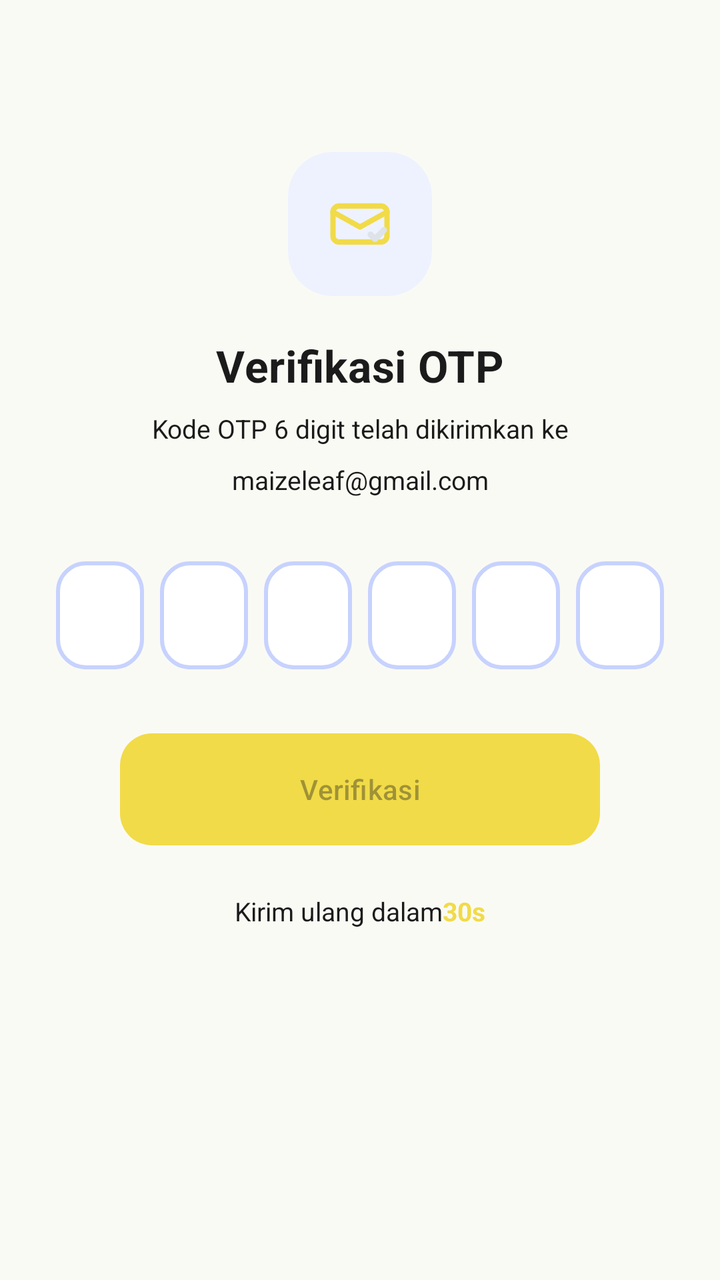
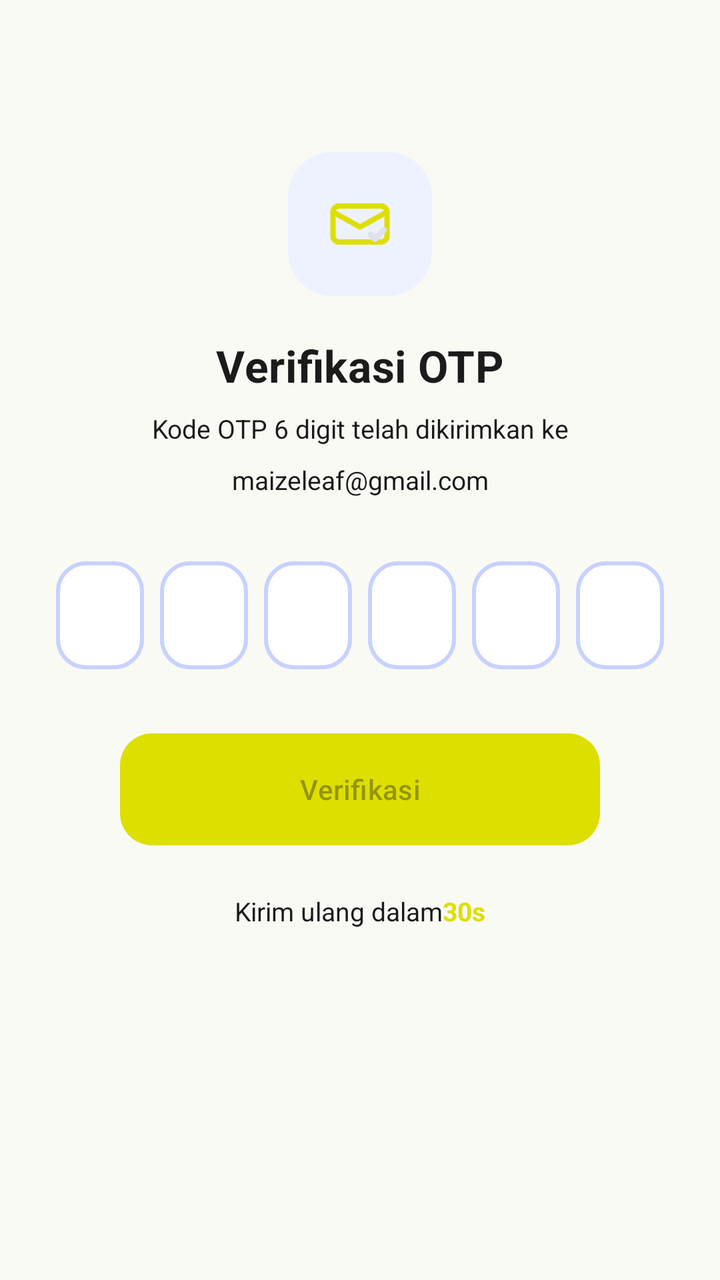

Compare the two renders of this Android layout. The source of the first and the diff that turns it into the second are given below.
<!-- AndroidManifest.xml: application theme Theme.MaizeLeaf -->
<!-- res/layout/activity_verify_otp.xml -->
<?xml version="1.0" encoding="utf-8"?>
<androidx.constraintlayout.widget.ConstraintLayout
    xmlns:android="http://schemas.android.com/apk/res/android"
    xmlns:app="http://schemas.android.com/apk/res-auto"
    xmlns:tools="http://schemas.android.com/tools"
    android:id="@+id/main"
    android:layout_width="match_parent"
    android:layout_height="match_parent"
    android:padding="28dp"
    tools:context=".ui.otp.VerifyOtpActivity">

    
    <androidx.cardview.widget.CardView
        android:id="@+id/iconCard"
        android:layout_width="72dp"
        android:layout_height="72dp"
        app:cardCornerRadius="22dp"
        app:cardBackgroundColor="#EEF2FF"
        app:cardElevation="0dp"
        app:layout_constraintTop_toTopOf="parent"
        app:layout_constraintStart_toStartOf="parent"
        app:layout_constraintEnd_toEndOf="parent"
        android:layout_marginTop="48dp">

        <ImageView
            android:layout_width="36dp"
            android:layout_height="36dp"
            android:layout_gravity="center"
            android:src="@drawable/ic_mail_check"
             />
    </androidx.cardview.widget.CardView>

    
    <TextView
        android:id="@+id/tvTitle"
        android:layout_width="wrap_content"
        android:layout_height="wrap_content"
        android:text="@string/verifikasi_otp"
        android:textSize="22sp"
        android:textStyle="bold"
        android:textColor="?attr/colorOnSurface"
        android:letterSpacing="0.01"
        app:layout_constraintTop_toBottomOf="@id/iconCard"
        app:layout_constraintStart_toStartOf="parent"
        app:layout_constraintEnd_toEndOf="parent"
        android:layout_marginTop="20dp" />

    
    <TextView
        android:id="@+id/tvSubtitle"
        android:layout_width="0dp"
        android:layout_height="wrap_content"
        android:text="@string/kode_otp_6_digit_telah_dikirimkan_ke"
        android:textSize="13sp"
        android:textColor="?attr/colorOnSurface"
        android:gravity="center"
        android:lineSpacingMultiplier="1.6"
        app:layout_constraintTop_toBottomOf="@id/tvTitle"
        app:layout_constraintStart_toStartOf="parent"
        app:layout_constraintEnd_toEndOf="parent"
        android:layout_marginTop="8dp" />
    <TextView
        android:id="@+id/tvEmail"
        android:layout_width="0dp"
        android:layout_height="wrap_content"
        android:text="maizeleaf@gmail.com"
        android:textSize="13sp"
        android:textColor="?attr/colorOnSurface"
        android:gravity="center"
        android:lineSpacingMultiplier="1.6"
        app:layout_constraintTop_toBottomOf="@id/tvSubtitle"
        app:layout_constraintStart_toStartOf="parent"
        app:layout_constraintEnd_toEndOf="parent"
        android:layout_marginTop="8dp" />

    
    <LinearLayout
        android:id="@+id/otpContainer"
        android:layout_width="0dp"
        android:layout_height="wrap_content"
        android:orientation="horizontal"
        android:gravity="center"
        android:layout_marginTop="32dp"
        app:layout_constraintTop_toBottomOf="@id/tvEmail"
        app:layout_constraintStart_toStartOf="parent"
        app:layout_constraintEnd_toEndOf="parent">

        <EditText
            android:id="@+id/etOtp1"
            style="@style/OtpInputStyle"
            android:layout_marginEnd="8dp" />

        <EditText
            android:id="@+id/etOtp2"
            style="@style/OtpInputStyle"
            android:layout_marginEnd="8dp" />

        <EditText
            android:id="@+id/etOtp3"
            style="@style/OtpInputStyle"
            android:layout_marginEnd="8dp" />

        <EditText
            android:id="@+id/etOtp4"
            style="@style/OtpInputStyle"
            android:layout_marginEnd="8dp" />

        <EditText
            android:id="@+id/etOtp5"
            style="@style/OtpInputStyle"
            android:layout_marginEnd="8dp" />

        <EditText
            android:id="@+id/etOtp6"
            style="@style/OtpInputStyle" />

    </LinearLayout>

    
    <com.google.android.material.button.MaterialButton
        android:id="@+id/btnVerify"
        android:text="@string/verifikasi"
        android:layout_width="0dp"
        android:layout_height="64dp"
        android:layout_marginStart="32dp"
        android:layout_marginEnd="32dp"
        app:backgroundTint="?attr/colorPrimary"
        android:enabled="false"
        app:cornerRadius="16dp"
        app:layout_constraintTop_toBottomOf="@id/otpContainer"
        app:layout_constraintStart_toStartOf="parent"
        app:layout_constraintEnd_toEndOf="parent"
        android:layout_marginTop="28dp" />


    
    <LinearLayout
        android:id="@+id/resendContainer"
        android:layout_width="wrap_content"
        android:layout_height="wrap_content"
        android:orientation="horizontal"
        android:gravity="center_vertical"
        android:layout_marginTop="20dp"
        app:layout_constraintTop_toBottomOf="@id/btnVerify"
        app:layout_constraintStart_toStartOf="parent"
        app:layout_constraintEnd_toEndOf="parent">

        <TextView
            android:id="@+id/tvResendLabel"
            android:layout_width="wrap_content"
            android:layout_height="wrap_content"
            android:text="@string/kirim_ulang_dalam"
            android:textSize="13sp"
            android:textColor="?attr/colorOnSurface" />

        <TextView
            android:id="@+id/tvCountdown"
            android:layout_width="wrap_content"
            android:layout_height="wrap_content"
            android:text="30s"
            android:textSize="13sp"
            android:textColor="?attr/colorPrimary"
            android:textStyle="bold" />

    </LinearLayout>

    
    <LinearLayout
        android:id="@+id/resendButtonContainer"
        android:layout_width="wrap_content"
        android:layout_height="wrap_content"
        android:orientation="horizontal"
        android:gravity="center_vertical"
        android:visibility="gone"
        android:layout_marginTop="20dp"
        app:layout_constraintTop_toBottomOf="@id/btnVerify"
        app:layout_constraintStart_toStartOf="parent"
        app:layout_constraintEnd_toEndOf="parent">

        <TextView
            android:layout_width="wrap_content"
            android:layout_height="wrap_content"
            android:text="@string/tidak_menerima_kode"
            android:textSize="13sp"
            android:textColor="?attr/colorOnSurface" />

        <TextView
            android:id="@+id/tvResendOtp"
            android:layout_width="wrap_content"
            android:layout_height="wrap_content"
            android:text="@string/kirim_ulang"
            android:textSize="13sp"
            android:textColor="?attr/colorPrimary"
            android:textStyle="bold"
            android:clickable="true"
            android:focusable="true"
            tools:ignore="KeyboardInaccessibleWidget" />

    </LinearLayout>

</androidx.constraintlayout.widget.ConstraintLayout>
<!-- resources referenced by this layout -->
<resources>
  <string name="kirim_ulang">Kirim Ulang</string>
  <string name="kirim_ulang_dalam">Kirim ulang dalam</string>
  <string name="kode_otp_6_digit_telah_dikirimkan_ke">Kode OTP 6 digit telah dikirimkan ke</string>
  <string name="tidak_menerima_kode">Tidak menerima kode?</string>
  <string name="verifikasi">Verifikasi</string>
  <string name="verifikasi_otp">Verifikasi OTP</string>
  <style name="OtpInputStyle">
          <item name="android:layout_width">44dp</item>
          <item name="android:layout_height">54dp</item>
          <item name="android:background">@drawable/otp_box_bg</item>
          <item name="android:gravity">center</item>
          <item name="android:inputType">numberDecimal</item>
          <item name="android:maxLength">1</item>
          <item name="android:textSize">22sp</item>
          <item name="android:textStyle">bold</item>
          <item name="android:textColor">#111827</item>
          <item name="android:cursorVisible">false</item>
          <item name="android:importantForAutofill">no</item>
      </style>
  <style name="Theme.MaizeLeaf" parent="Theme.MaterialComponents.DayNight">
          
          <item name="colorPrimary">@color/yellow</item>
          <item name="colorPrimaryVariant">#D6C761</item>
          <item name="colorOnPrimary">@color/white</item>
          
          <item name="android:statusBarColor">?attr/colorPrimaryVariant</item>
          
          
          <item name="colorSecondary">#4CAF50</item>
          <item name="colorSecondaryVariant">#388E3C</item>
          <item name="colorOnSecondary">@color/white</item>
  
          
          <item name="android:colorBackground">#FAFAF5</item>
          <item name="colorSurface">#FFFFFF</item>
          <item name="colorOnBackground">#1F1F1F</item>
          <item name="colorOnSurface">#1B1B1B</item>
  
          
          <item name="colorError">#B00020</item>
          <item name="colorOnError">@color/white</item>
  
          
          <item name="android:textColorPrimary">#1B1B1B</item>
          <item name="android:textColorSecondary">#5C5C5C</item>
  
      </style>
  <!-- drawable otp_box_bg (drawable) -->
  <?xml version="1.0" encoding="utf-8"?>
  <selector xmlns:android="http://schemas.android.com/apk/res/android">
  
      
      <item android:state_focused="true">
          <shape android:shape="rectangle">
              <solid android:color="#EEF2FF" />
              <stroke android:width="2dp" android:color="?attr/colorPrimary" />
              <corners android:radius="14dp" />
          </shape>
      </item>
  
      
      <item android:state_enabled="true">
          <shape android:shape="rectangle">
              <solid android:color="#FFFFFF" />
              <stroke android:width="2dp" android:color="#C7D2FE" />
              <corners android:radius="14dp" />
          </shape>
      </item>
  
      
      <item>
          <shape android:shape="rectangle">
              <solid android:color="#FAFAFA" />
              <stroke android:width="2dp" android:color="#E5E7EB" />
              <corners android:radius="14dp" />
          </shape>
      </item>
  
  </selector>
  <color name="yellow">#F1DB48</color>
  <color name="white">#FFFFFFFF</color>
  <!-- unchanged entries left out for length: 1 -->
</resources>

<!-- the commit's change to res/layout/activity_verify_otp.xml (unified diff, before → after) -->
@@ -164,7 +164,6 @@
 
     </LinearLayout>
 
-    
     <LinearLayout
         android:id="@+id/resendButtonContainer"
         android:layout_width="wrap_content"
@@ -198,4 +197,26 @@
 
     </LinearLayout>
 
+    <FrameLayout
+        android:id="@+id/loadingOverlay"
+        android:layout_width="0dp"
+        android:layout_height="0dp"
+        android:background="#80000000"
+        android:clickable="true"
+        android:focusable="true"
+        android:visibility="gone"
+        app:layout_constraintBottom_toBottomOf="parent"
+        app:layout_constraintEnd_toEndOf="parent"
+        app:layout_constraintStart_toStartOf="parent"
+        app:layout_constraintTop_toTopOf="parent">
+
+        <ProgressBar
+            android:id="@+id/progressBar"
+            android:layout_width="wrap_content"
+            android:layout_height="wrap_content"
+            android:layout_gravity="center"
+            android:indeterminateTint="@android:color/white" />
+
+    </FrameLayout>
+
 </androidx.constraintlayout.widget.ConstraintLayout>
<!-- resource entries referenced after the edit -->
@@ -19,32 +19,13 @@
           <item name="android:cursorVisible">false</item>
           <item name="android:importantForAutofill">no</item>
       </style>
-  <style name="Theme.MaizeLeaf" parent="Theme.MaterialComponents.DayNight">
+  <style name="Theme.MaizeLeaf" parent="Theme.MaterialComponents.DayNight.NoActionBar">
           
-          <item name="colorPrimary">@color/yellow</item>
+          <item name="colorPrimary">#dddf00</item>
           <item name="colorPrimaryVariant">#D6C761</item>
           <item name="colorOnPrimary">@color/white</item>
-          
-          <item name="android:statusBarColor">?attr/colorPrimaryVariant</item>
-          
-          
-          <item name="colorSecondary">#4CAF50</item>
-          <item name="colorSecondaryVariant">#388E3C</item>
-          <item name="colorOnSecondary">@color/white</item>
   
-          
-          <item name="android:colorBackground">#FAFAF5</item>
-          <item name="colorSurface">#FFFFFF</item>
-          <item name="colorOnBackground">#1F1F1F</item>
-          <item name="colorOnSurface">#1B1B1B</item>
   
-          
-          <item name="colorError">#B00020</item>
-          <item name="colorOnError">@color/white</item>
-  
-          
-          <item name="android:textColorPrimary">#1B1B1B</item>
-          <item name="android:textColorSecondary">#5C5C5C</item>
   
       </style>
   <!-- drawable otp_box_bg (drawable) -->
@@ -79,7 +60,6 @@
       </item>
   
   </selector>
-  <color name="yellow">#F1DB48</color>
   <color name="white">#FFFFFFFF</color>
   <!-- unchanged entries left out for length: 1 -->
 </resources>
